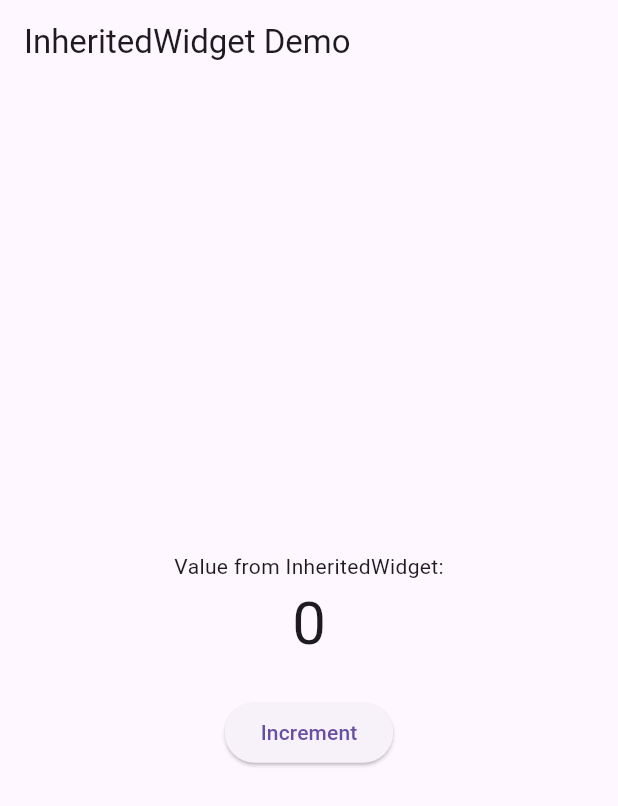
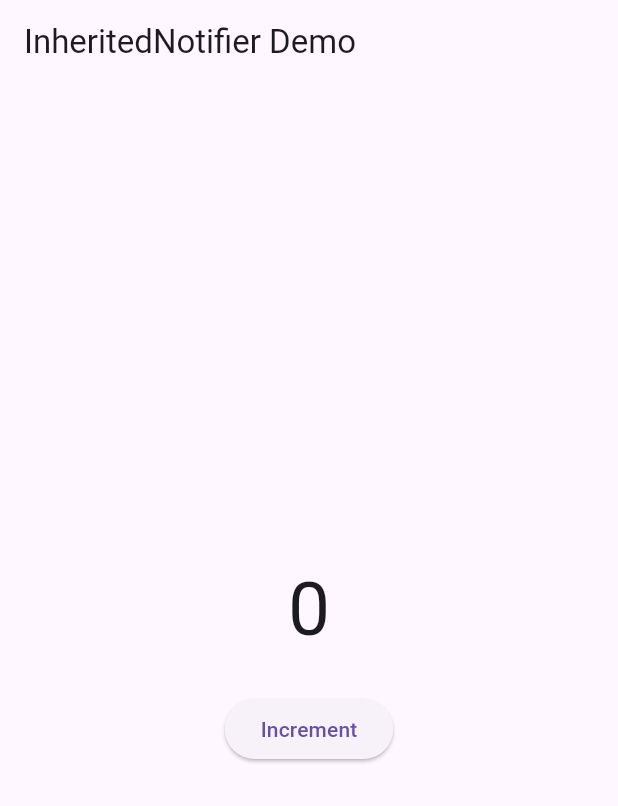
Before and after one commit to dzulfikar05/pmr-mob-dart, a Flutter app: the screen it shows after launch, on a phone screen of 412 x 824 dp. Shown: the top 806 px of the screen. Run offline on Flutter 3.47's test engine with Material 3 defaults, Android fonts, the light colour scheme and no system bars; our stand-ins replace camera, geolocator, go_router; missing offline and left inert: baseflow_plugin_template.

Commit message:
pertemuan 12 : state management - InheritedNotifier + ChangeNotifier

```diff
--- /dev/null
+++ b/pertemuan12/state_management/lib/counter_model.dart
@@ -0,0 +1,10 @@
+import 'package:flutter/foundation.dart';
+
+class CounterModel extends ChangeNotifier {
+  int count = 0;
+
+  void increment() {
+    count++;
+    notifyListeners();
+  }
+}
--- /dev/null
+++ b/pertemuan12/state_management/lib/counter_provider.dart
@@ -0,0 +1,16 @@
+import 'package:flutter/widgets.dart';
+import 'counter_model.dart';
+
+class CounterProvider extends InheritedNotifier<CounterModel> {
+  const CounterProvider({
+    required CounterModel notifier,
+    required Widget child,
+    Key? key,
+  }) : super(key: key, notifier: notifier, child: child);
+
+  static CounterModel of(BuildContext context) {
+    return context
+        .dependOnInheritedWidgetOfExactType<CounterProvider>()!
+        .notifier!;
+  }
+}
--- a/pertemuan12/state_management/lib/main.dart
+++ b/pertemuan12/state_management/lib/main.dart
@@ -1,45 +1,43 @@
 import 'package:flutter/material.dart';
-import 'counter_inherited.dart';
+import 'counter_model.dart';
+import 'counter_provider.dart';
 
 void main() => runApp(MyApp());
 
-class MyApp extends StatefulWidget {
-  @override
-  State<MyApp> createState() => _MyAppState();
-}
-
-class _MyAppState extends State<MyApp> {
-  int counter = 0;
+class MyApp extends StatelessWidget {
+  final CounterModel model = CounterModel();
 
   @override
   Widget build(BuildContext context) {
-    return CounterInherited(
-      count: counter,
+    return CounterProvider(
+      notifier: model,
       child: MaterialApp(
-        home: Scaffold(
-          appBar: AppBar(title: Text("InheritedWidget Demo")),
+        home: HomeScreen(),
+      ),
+    );
+  }
+}
+
+class HomeScreen extends StatelessWidget {
+  @override
+  Widget build(BuildContext context) {
+    final model = CounterProvider.of(context);
+
+    return Scaffold(
+      appBar: AppBar(title: Text("InheritedNotifier Demo")),
       body: Center(
         child: Column(
           mainAxisAlignment: MainAxisAlignment.center,
           children: [
-                Text("Value from InheritedWidget:"),
-                Builder(builder: (context) {
-                  final data = CounterInherited.of(context).count;
-                  return Text(
-                    "$data",
-                    style: TextStyle(fontSize: 40),
-                  );
-                }),
+            Text("${model.count}", style: TextStyle(fontSize: 50)),
             SizedBox(height: 20),
             ElevatedButton(
-                  onPressed: () => setState(() => counter++),
+              onPressed: model.increment,
               child: Text("Increment"),
             )
           ],
         ),
       ),
-        ),
-      ),
     );
   }
 }
```
Lines whose indentation alone changed are shown as unchanged.
